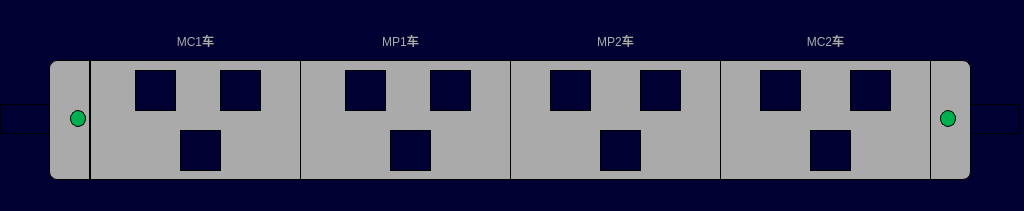
First picture: the form in vehiclebrakepage.ui, repository 994656234/HHL, before the edit.
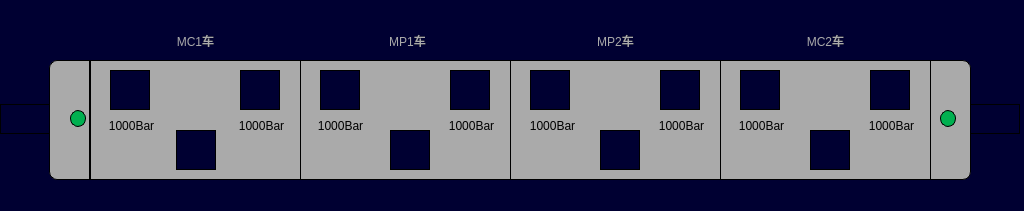
Second picture: the form after the edit. Icons and pictures are not drawn.

```diff
--- a/vehiclebrakepage.ui
+++ b/vehiclebrakepage.ui
@@ -92,10 +92,10 @@
   <widget class="QLabel" name="lbl_brake1_1">
    <property name="geometry">
     <rect>
-     <x>135</x>
+     <x>110</x>
      <y>70</y>
-     <width>41</width>
-     <height>41</height>
+     <width>40</width>
+     <height>40</height>
     </rect>
    </property>
    <property name="styleSheet">
@@ -108,10 +108,10 @@
   <widget class="QLabel" name="lbl_brake1_2">
    <property name="geometry">
     <rect>
-     <x>220</x>
+     <x>240</x>
      <y>70</y>
-     <width>41</width>
-     <height>41</height>
+     <width>40</width>
+     <height>40</height>
     </rect>
    </property>
    <property name="styleSheet">
@@ -124,10 +124,10 @@
   <widget class="QLabel" name="lbl_brake2_1">
    <property name="geometry">
     <rect>
-     <x>345</x>
+     <x>320</x>
      <y>70</y>
-     <width>41</width>
-     <height>41</height>
+     <width>40</width>
+     <height>40</height>
     </rect>
    </property>
    <property name="styleSheet">
@@ -140,10 +140,10 @@
   <widget class="QLabel" name="lbl_brake2_2">
    <property name="geometry">
     <rect>
-     <x>430</x>
+     <x>450</x>
      <y>70</y>
-     <width>41</width>
-     <height>41</height>
+     <width>40</width>
+     <height>40</height>
     </rect>
    </property>
    <property name="styleSheet">
@@ -156,10 +156,10 @@
   <widget class="QLabel" name="lbl_brake3_1">
    <property name="geometry">
     <rect>
-     <x>550</x>
+     <x>530</x>
      <y>70</y>
-     <width>41</width>
-     <height>41</height>
+     <width>40</width>
+     <height>40</height>
     </rect>
    </property>
    <property name="styleSheet">
@@ -172,10 +172,10 @@
   <widget class="QLabel" name="lbl_brake3_2">
    <property name="geometry">
     <rect>
-     <x>640</x>
+     <x>660</x>
      <y>70</y>
-     <width>41</width>
-     <height>41</height>
+     <width>40</width>
+     <height>40</height>
     </rect>
    </property>
    <property name="styleSheet">
@@ -188,10 +188,10 @@
   <widget class="QLabel" name="lbl_brake4_1">
    <property name="geometry">
     <rect>
-     <x>850</x>
+     <x>870</x>
      <y>70</y>
-     <width>41</width>
-     <height>41</height>
+     <width>40</width>
+     <height>40</height>
     </rect>
    </property>
    <property name="styleSheet">
@@ -204,10 +204,10 @@
   <widget class="QLabel" name="lbl_brake4_2">
    <property name="geometry">
     <rect>
-     <x>760</x>
+     <x>740</x>
      <y>70</y>
-     <width>41</width>
-     <height>41</height>
+     <width>40</width>
+     <height>40</height>
     </rect>
    </property>
    <property name="styleSheet">
@@ -220,7 +220,7 @@
   <widget class="QLabel" name="lbl_metroNum2">
    <property name="geometry">
     <rect>
-     <x>365</x>
+     <x>372</x>
      <y>25</y>
      <width>71</width>
      <height>31</height>
@@ -304,10 +304,10 @@
   <widget class="QLabel" name="lbl_stopbrake1">
    <property name="geometry">
     <rect>
-     <x>180</x>
+     <x>176</x>
      <y>130</y>
-     <width>41</width>
-     <height>41</height>
+     <width>40</width>
+     <height>40</height>
     </rect>
    </property>
    <property name="styleSheet">
@@ -322,8 +322,8 @@
     <rect>
      <x>390</x>
      <y>130</y>
-     <width>41</width>
-     <height>41</height>
+     <width>40</width>
+     <height>40</height>
     </rect>
    </property>
    <property name="styleSheet">
@@ -338,8 +338,8 @@
     <rect>
      <x>600</x>
      <y>130</y>
-     <width>41</width>
-     <height>41</height>
+     <width>40</width>
+     <height>40</height>
     </rect>
    </property>
    <property name="styleSheet">
@@ -354,8 +354,8 @@
     <rect>
      <x>810</x>
      <y>130</y>
-     <width>41</width>
-     <height>41</height>
+     <width>40</width>
+     <height>40</height>
     </rect>
    </property>
    <property name="styleSheet">
@@ -467,6 +467,174 @@
     <string/>
    </property>
   </widget>
+  <widget class="QLabel" name="lbl_break1_1_pressure">
+   <property name="geometry">
+    <rect>
+     <x>94</x>
+     <y>110</y>
+     <width>75</width>
+     <height>31</height>
+    </rect>
+   </property>
+   <property name="styleSheet">
+    <string notr="true">font:18px&quot;微软雅黑&quot;;
+background-color: rgb(170, 170, 170);
+border:0px;</string>
+   </property>
+   <property name="text">
+    <string>1000Bar</string>
+   </property>
+   <property name="alignment">
+    <set>Qt::AlignCenter</set>
+   </property>
+  </widget>
+  <widget class="QLabel" name="lbl_break1_2_pressure">
+   <property name="geometry">
+    <rect>
+     <x>224</x>
+     <y>110</y>
+     <width>75</width>
+     <height>31</height>
+    </rect>
+   </property>
+   <property name="styleSheet">
+    <string notr="true">font:18px&quot;微软雅黑&quot;;
+background-color: rgb(170, 170, 170);
+border:0px;</string>
+   </property>
+   <property name="text">
+    <string>1000Bar</string>
+   </property>
+   <property name="alignment">
+    <set>Qt::AlignCenter</set>
+   </property>
+  </widget>
+  <widget class="QLabel" name="lbl_break2_2_pressure">
+   <property name="geometry">
+    <rect>
+     <x>434</x>
+     <y>110</y>
+     <width>75</width>
+     <height>31</height>
+    </rect>
+   </property>
+   <property name="styleSheet">
+    <string notr="true">font:18px&quot;微软雅黑&quot;;
+background-color: rgb(170, 170, 170);
+border:0px;</string>
+   </property>
+   <property name="text">
+    <string>1000Bar</string>
+   </property>
+   <property name="alignment">
+    <set>Qt::AlignCenter</set>
+   </property>
+  </widget>
+  <widget class="QLabel" name="lbl_break2_1_pressure">
+   <property name="geometry">
+    <rect>
+     <x>303</x>
+     <y>110</y>
+     <width>75</width>
+     <height>31</height>
+    </rect>
+   </property>
+   <property name="styleSheet">
+    <string notr="true">font:18px&quot;微软雅黑&quot;;
+background-color: rgb(170, 170, 170);
+border:0px;</string>
+   </property>
+   <property name="text">
+    <string>1000Bar</string>
+   </property>
+   <property name="alignment">
+    <set>Qt::AlignCenter</set>
+   </property>
+  </widget>
+  <widget class="QLabel" name="lbl_break3_2_pressure">
+   <property name="geometry">
+    <rect>
+     <x>644</x>
+     <y>110</y>
+     <width>75</width>
+     <height>31</height>
+    </rect>
+   </property>
+   <property name="styleSheet">
+    <string notr="true">font:18px&quot;微软雅黑&quot;;
+background-color: rgb(170, 170, 170);
+border:0px;</string>
+   </property>
+   <property name="text">
+    <string>1000Bar</string>
+   </property>
+   <property name="alignment">
+    <set>Qt::AlignCenter</set>
+   </property>
+  </widget>
+  <widget class="QLabel" name="lbl_break3_1_pressure">
+   <property name="geometry">
+    <rect>
+     <x>515</x>
+     <y>110</y>
+     <width>75</width>
+     <height>31</height>
+    </rect>
+   </property>
+   <property name="styleSheet">
+    <string notr="true">font:18px&quot;微软雅黑&quot;;
+background-color: rgb(170, 170, 170);
+border:0px;</string>
+   </property>
+   <property name="text">
+    <string>1000Bar</string>
+   </property>
+   <property name="alignment">
+    <set>Qt::AlignCenter</set>
+   </property>
+  </widget>
+  <widget class="QLabel" name="lbl_break4_2_pressure">
+   <property name="geometry">
+    <rect>
+     <x>854</x>
+     <y>110</y>
+     <width>75</width>
+     <height>31</height>
+    </rect>
+   </property>
+   <property name="styleSheet">
+    <string notr="true">font:18px&quot;微软雅黑&quot;;
+background-color: rgb(170, 170, 170);
+border:0px;</string>
+   </property>
+   <property name="text">
+    <string>1000Bar</string>
+   </property>
+   <property name="alignment">
+    <set>Qt::AlignCenter</set>
+   </property>
+  </widget>
+  <widget class="QLabel" name="lbl_break4_1_pressure">
+   <property name="geometry">
+    <rect>
+     <x>724</x>
+     <y>110</y>
+     <width>75</width>
+     <height>31</height>
+    </rect>
+   </property>
+   <property name="styleSheet">
+    <string notr="true">font:18px&quot;微软雅黑&quot;;
+background-color: rgb(170, 170, 170);
+border:0px;</string>
+   </property>
+   <property name="text">
+    <string>1000Bar</string>
+   </property>
+   <property name="alignment">
+    <set>Qt::AlignCenter</set>
+   </property>
+  </widget>
   <zorder>label</zorder>
   <zorder>label_2</zorder>
   <zorder>LBLM2</zorder>
@@ -493,6 +661,14 @@
   <zorder>lbl_cab2_active</zorder>
   <zorder>lbl_cab1_direction</zorder>
   <zorder>lbl_cab1_active</zorder>
+  <zorder>lbl_break1_1_pressure</zorder>
+  <zorder>lbl_break1_2_pressure</zorder>
+  <zorder>lbl_break2_2_pressure</zorder>
+  <zorder>lbl_break2_1_pressure</zorder>
+  <zorder>lbl_break3_2_pressure</zorder>
+  <zorder>lbl_break3_1_pressure</zorder>
+  <zorder>lbl_break4_2_pressure</zorder>
+  <zorder>lbl_break4_1_pressure</zorder>
  </widget>
  <resources/>
  <connections/>
```
